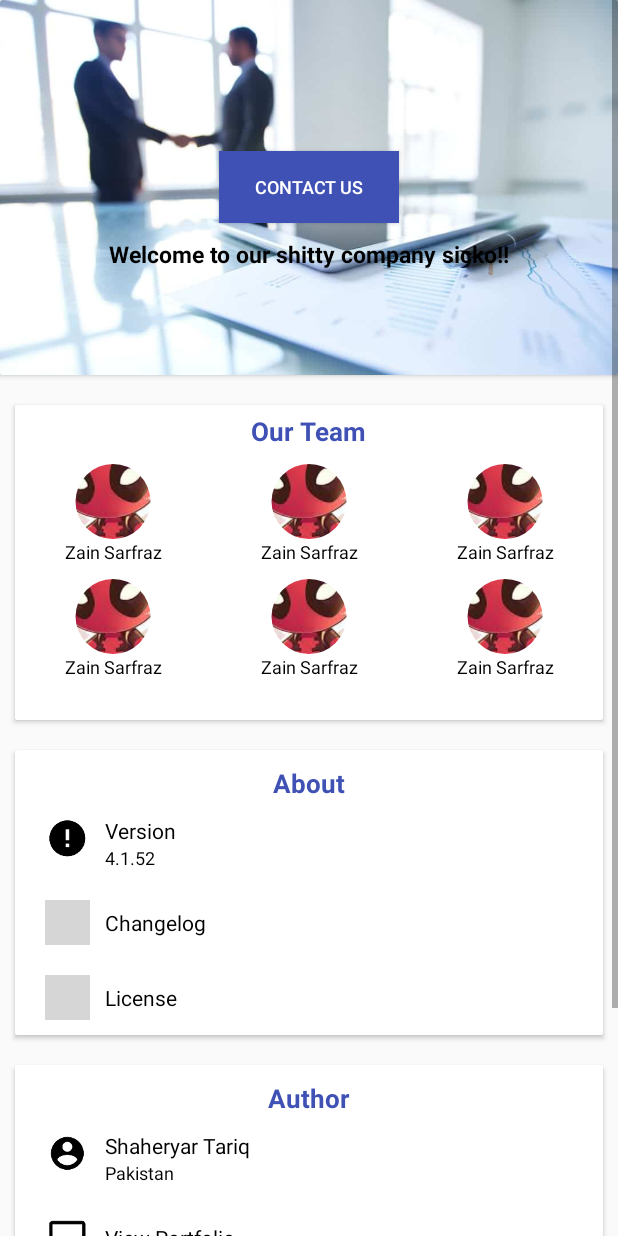
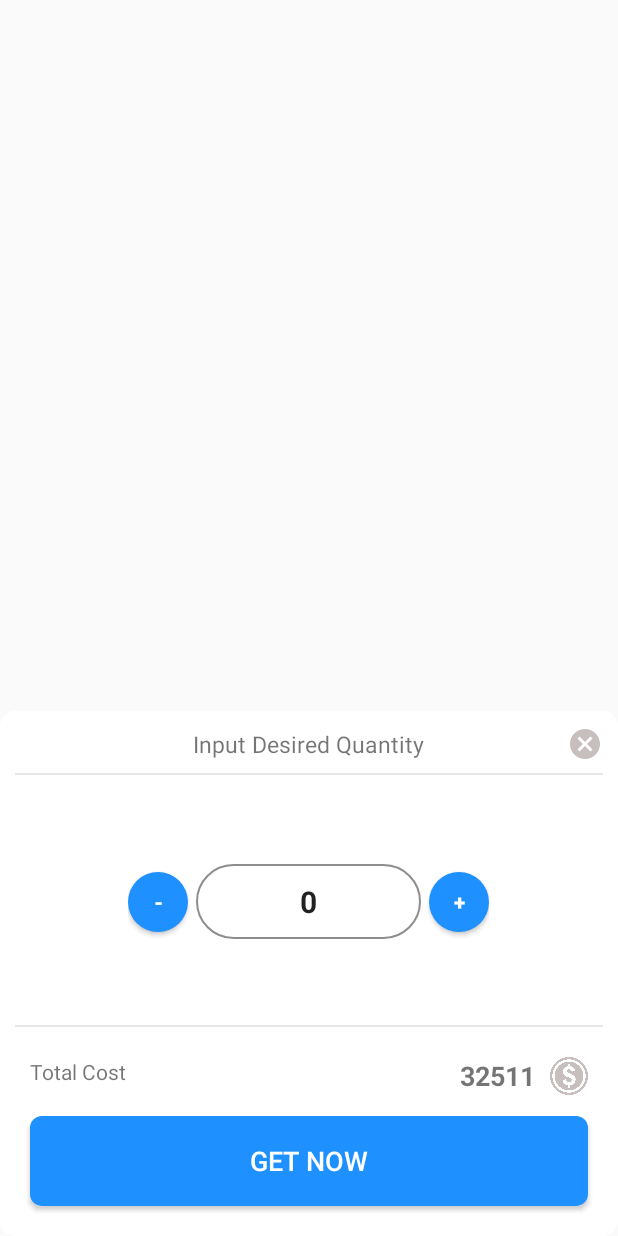
Before and after one commit to RioT3ch/sample_layouts_android, an Android app: the MainActivity screen opened directly, with no data from a screen before it, after a tap on "CONTACT US", on a phone screen of 412 x 824 dp. Run offline under Robolectric (Android 15) with nearby library versions, the phone set to English and light mode, and no system bars; grey boxes are pictures that could not be loaded.

Commit message:
added LikesCellActivity.java

```diff
--- a/about_us_demo/app/src/main/AndroidManifest.xml
+++ b/about_us_demo/app/src/main/AndroidManifest.xml
@@ -30,6 +30,7 @@
         <activity android:name=".VipActivity" />
         <activity android:name=".DailyFollowersActivity" />
         <activity android:name=".DailyFollowersFragmentActivity" />
+        <activity android:name=".LikesCellActivity"></activity>
     </application>
 
 </manifest>
--- /dev/null
+++ b/about_us_demo/app/src/main/java/com/example/zain/about_us_demo/LikesCellActivity.java
@@ -0,0 +1,13 @@
+package com.example.zain.about_us_demo;
+
+import android.support.v7.app.AppCompatActivity;
+import android.os.Bundle;
+
+public class LikesCellActivity extends AppCompatActivity {
+
+    @Override
+    protected void onCreate(Bundle savedInstanceState) {
+        super.onCreate(savedInstanceState);
+        setContentView(R.layout.activity_likes_cell);
+    }
+}
--- a/about_us_demo/app/src/main/java/com/example/zain/about_us_demo/MainActivity.java
+++ b/about_us_demo/app/src/main/java/com/example/zain/about_us_demo/MainActivity.java
@@ -16,7 +16,7 @@ public class MainActivity extends AppCompatActivity {
         btn_checkout.setOnClickListener(new View.OnClickListener() {
             @Override
             public void onClick(View view) {
-                Intent it = new Intent(MainActivity.this,DailyFollowersFragmentActivity.class);
+                Intent it = new Intent(MainActivity.this,LikesCellActivity.class);
                 startActivity(it);
             }
         });
--- /dev/null
+++ b/about_us_demo/app/src/main/res/drawable/btn_add_back.xml
@@ -0,0 +1,10 @@
+<?xml version="1.0" encoding="utf-8"?>
+<shape xmlns:android="http://schemas.android.com/apk/res/android"
+    android:shape="oval">
+
+    <solid android:color="@color/dodger_blue"/>
+    <size
+        android:width="25dp"
+        android:height="25dp"/>
+
+</shape>
--- /dev/null
+++ b/about_us_demo/app/src/main/res/drawable/edit_text_back.xml
@@ -0,0 +1,13 @@
+<?xml version="1.0" encoding="utf-8"?>
+<shape xmlns:android="http://schemas.android.com/apk/res/android" android:shape="rectangle">
+    <solid android:color="#00ffffff"/>
+    <stroke android:width="1dp"
+        android:color="#d7797777"/>
+    <corners android:radius="50dp"
+        android:bottomRightRadius="30dp"
+        android:bottomLeftRadius="30dp"
+        android:topRightRadius="30dp"
+        android:topLeftRadius="30dp"/>
+    <size android:height="50dp"
+        android:width="150dp"/>
+</shape>
--- /dev/null
+++ b/about_us_demo/app/src/main/res/drawable/ic_cancel_black_24dp.xml
@@ -0,0 +1,9 @@
+<vector xmlns:android="http://schemas.android.com/apk/res/android"
+        android:width="24dp"
+        android:height="24dp"
+        android:viewportWidth="24.0"
+        android:viewportHeight="24.0">
+    <path
+        android:fillColor="#FF000000"
+        android:pathData="M12,2C6.47,2 2,6.47 2,12s4.47,10 10,10 10,-4.47 10,-10S17.53,2 12,2zM17,15.59L15.59,17 12,13.41 8.41,17 7,15.59 10.59,12 7,8.41 8.41,7 12,10.59 15.59,7 17,8.41 13.41,12 17,15.59z"/>
+</vector>
--- a/about_us_demo/app/src/main/res/layout/activity_daily_followers_fragment.xml
+++ b/about_us_demo/app/src/main/res/layout/activity_daily_followers_fragment.xml
@@ -8,8 +8,8 @@
     tools:context="com.example.zain.about_us_demo.DailyFollowersFragmentActivity">
 
     <RelativeLayout
-        android:layout_width="270dip"
-        android:layout_height="400dip"
+        android:layout_width="200dip"
+        android:layout_height="300dip"
         android:background="@drawable/layout_background"
         android:layout_centerVertical="true"
         android:layout_centerHorizontal="true">
@@ -41,8 +41,8 @@
 
         <!--animation meter-->
         <RelativeLayout
-            android:layout_width="wrap_content"
-            android:layout_height="wrap_content"
+            android:layout_width="100dp"
+            android:layout_height="100dp"
             android:id="@+id/rel_followers_count"
             android:layout_below="@+id/rel_top_title"
             android:layout_centerHorizontal="true"
@@ -50,8 +50,8 @@
 
             <com.shinelw.library.ColorArcProgressBar
                 android:id="@+id/bar1"
-                android:layout_width="match_parent"
-                android:layout_height="match_parent"
+                android:layout_width="100dp"
+                android:layout_height="100dp"
                 android:layout_centerHorizontal="true"
                 android:layout_centerVertical="true"
                 app:back_width="3dp"
@@ -89,7 +89,7 @@
             android:layout_height="wrap_content"
             android:id="@+id/rel_btn_started"
             android:layout_alignParentBottom="true"
-            android:layout_margin="30dp"
+            android:layout_margin="20dp"
             android:padding="10dp"
             android:clickable="true"
             android:background="@drawable/btn_instagram_back"
--- /dev/null
+++ b/about_us_demo/app/src/main/res/layout/activity_likes_cell.xml
@@ -0,0 +1,156 @@
+<?xml version="1.0" encoding="utf-8"?>
+<RelativeLayout xmlns:android="http://schemas.android.com/apk/res/android"
+    xmlns:app="http://schemas.android.com/apk/res-auto"
+    xmlns:tools="http://schemas.android.com/tools"
+    android:layout_width="match_parent"
+    android:layout_height="match_parent"
+    tools:context="com.example.zain.about_us_demo.LikesCellActivity">
+
+    <RelativeLayout
+        android:layout_width="match_parent"
+        android:layout_height="350dip"
+        android:id="@+id/rel_cell_main"
+        android:layout_alignParentBottom="true"
+        android:background="@drawable/layout_background"
+        >
+        <RelativeLayout
+            android:layout_width="match_parent"
+            android:layout_height="wrap_content"
+            android:id="@+id/rel_top_title">
+
+            <TextView
+                android:layout_width="wrap_content"
+                android:layout_height="wrap_content"
+                android:id="@+id/tv_top_title"
+                android:text="Input Desired Quantity"
+                android:layout_centerHorizontal="true"
+                android:layout_centerVertical="true"
+                android:padding="10dp"
+                android:textSize="15sp"/>
+
+            <ImageView
+                android:layout_width="wrap_content"
+                android:layout_height="wrap_content"
+                android:src="@drawable/ic_cancel_black_24dp"
+                android:layout_alignParentEnd="true"
+                android:layout_margin="10dp"
+                android:clickable="true"
+                android:tint="@color/gray"/>
+
+            <View
+                android:layout_width="match_parent"
+                android:layout_height="1dp"
+                android:background="@color/dim_white"
+                android:layout_marginLeft="10dp"
+                android:layout_marginRight="10dp"
+                android:layout_below="@id/tv_top_title"/>
+
+        </RelativeLayout>
+
+        <RelativeLayout
+            android:layout_width="match_parent"
+            android:layout_height="wrap_content"
+            android:id="@+id/rel_add_likes"
+            android:layout_above="@+id/rel_submit_btn"
+            android:layout_below="@+id/rel_top_title">
+
+            <LinearLayout
+                android:layout_width="wrap_content"
+                android:layout_height="100dp"
+                android:id="@+id/lin_add_likes"
+                android:orientation="horizontal"
+                android:layout_centerVertical="true"
+                android:layout_centerHorizontal="true">
+                <Button
+                    android:layout_width="40dp"
+                    android:layout_height="40dp"
+                    android:id="@+id/btn_minus"
+                    android:text="-"
+                    android:layout_gravity="center_vertical"
+                    android:textColor="@color/white"
+                    android:textStyle="bold"
+                    android:background="@drawable/btn_add_back"
+                    android:layout_marginRight="5dp"/>
+                <EditText
+                    android:layout_width="150dp"
+                    android:layout_height="50dp"
+                    android:background="@drawable/edit_text_back"
+                    android:id="@+id/et_likes_quantity"
+                    android:textSize="20sp"
+                    android:textStyle="bold"
+                    android:text="0"
+                    android:layout_gravity="center_vertical"
+                    android:textAlignment="center"
+                    android:inputType="number"
+                    />
+                <Button
+                    android:layout_width="40dp"
+                    android:layout_height="40dp"
+                    android:id="@+id/btn_add"
+                    android:text="+"
+                    android:textStyle="bold"
+                    android:textColor="@color/white"
+                    android:layout_marginLeft="5dp"
+                    android:layout_gravity="center_vertical"
+                    android:background="@drawable/btn_add_back"/>
+            </LinearLayout>
+            <View
+                android:layout_width="match_parent"
+                android:layout_height="1dp"
+                android:background="@color/dim_white"
+                android:layout_marginLeft="10dp"
+                android:layout_marginRight="10dp"
+                android:layout_alignParentBottom="true"/>
+
+        </RelativeLayout>
+
+        <RelativeLayout
+            android:layout_width="match_parent"
+            android:layout_height="wrap_content"
+            android:id="@+id/rel_submit_btn"
+            android:paddingTop="20dp"
+            android:layout_alignParentBottom="true">
+
+            <TextView
+                android:layout_width="wrap_content"
+                android:layout_height="wrap_content"
+                android:text="Total Cost"
+                android:id="@+id/tv_total_cost"
+                android:layout_marginLeft="20dp"/>
+
+            <TextView
+                android:layout_width="wrap_content"
+                android:layout_height="wrap_content"
+                android:id="@+id/tv_price"
+                android:inputType="number"
+                android:text="32511"
+                android:textStyle="bold"
+                android:textSize="18sp"
+                android:layout_toLeftOf="@+id/img_coin"/>
+
+            <ImageView
+                android:layout_width="25dp"
+                android:layout_height="25dp"
+                android:src="@drawable/coin"
+                android:id="@+id/img_coin"
+                android:tint="@color/gray"
+                android:layout_marginLeft="10dp"
+                android:layout_marginRight="20dp"
+                android:layout_alignParentEnd="true"/>
+
+
+            <Button
+                android:layout_width="match_parent"
+                android:layout_height="60dp"
+                android:layout_margin="20dp"
+                android:id="@+id/btn_submit"
+                android:layout_below="@+id/tv_total_cost"
+                android:background="@drawable/btn_instagram_back"
+                android:text="get now"
+                android:textColor="@color/white"
+                android:textSize="18sp"/>
+        </RelativeLayout>
+
+    </RelativeLayout>
+
+</RelativeLayout>
```
Also changed, not shown: about_us_demo/app/build.gradle (line endings or trailing spaces).
